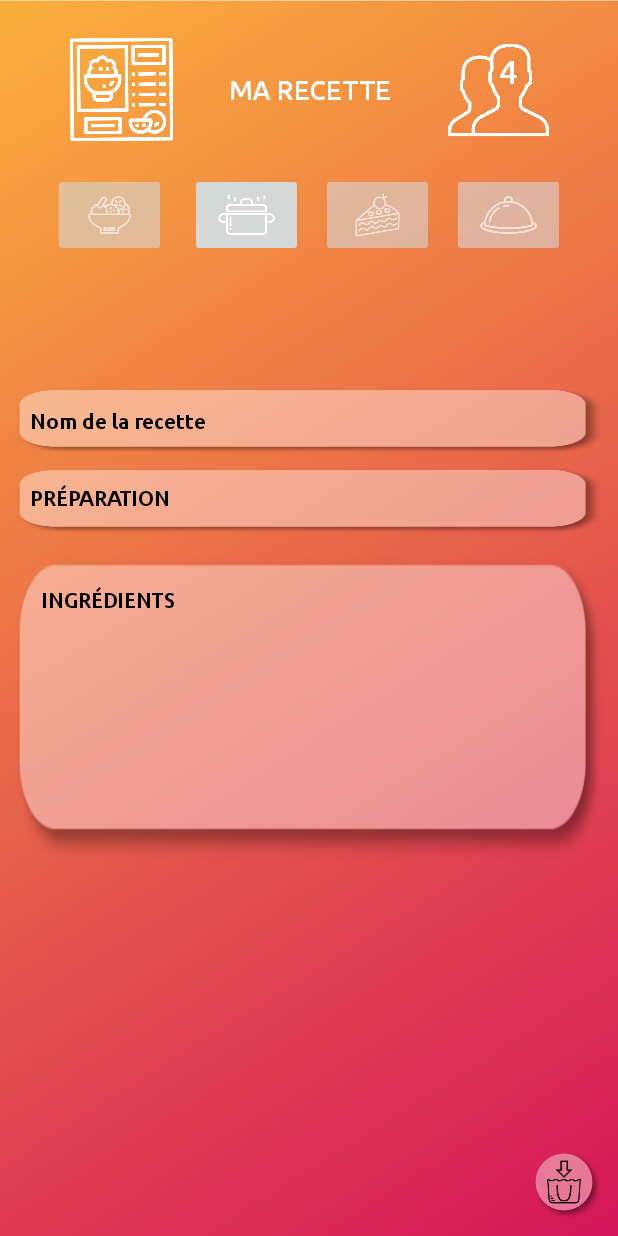
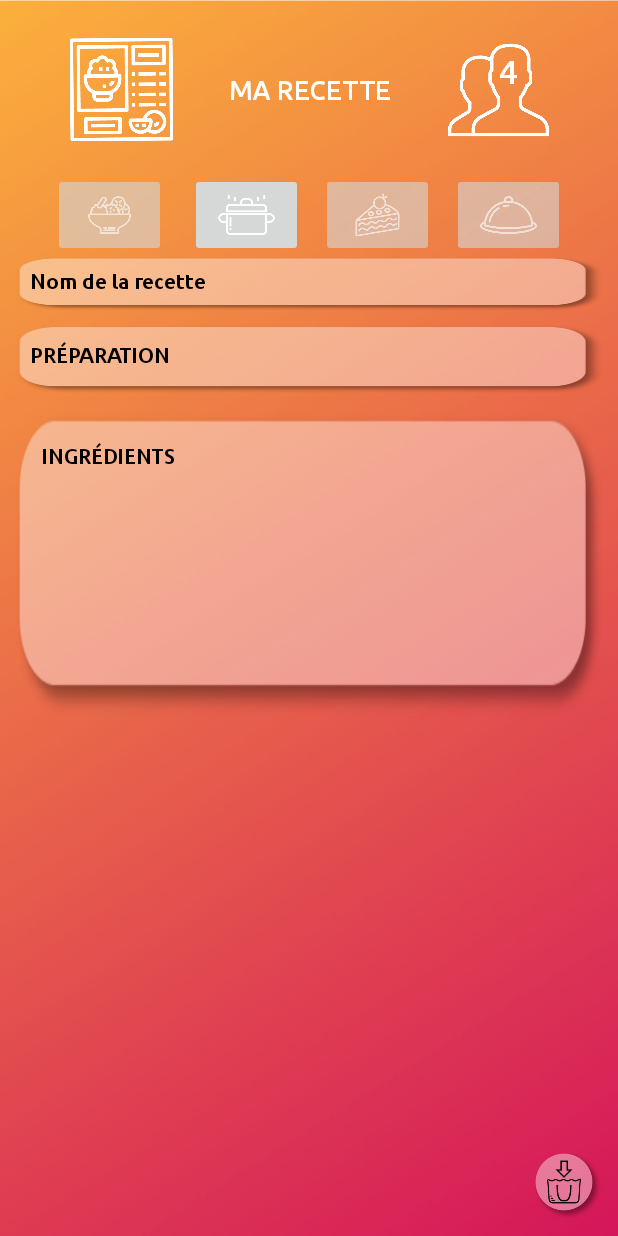
Before and after one commit to vcoquinot/shoping, an Android app: the Ma_recette_creation screen opened directly, with no data from a screen before it, on a phone screen of 412 x 824 dp. Run offline under Robolectric (Android 15) with nearby library versions, the light colour scheme and no system bars; Roboto replaces fonts that are not available here.

Commit message:
connections activity 22

```diff
--- a/Shoping/app/src/main/res/layout/activity_23ma_recette_creation.xml
+++ b/Shoping/app/src/main/res/layout/activity_23ma_recette_creation.xml
@@ -1,6 +1,5 @@
 <?xml version="1.0" encoding="utf-8"?>
-<android.support.constraint.ConstraintLayout
-    xmlns:android="http://schemas.android.com/apk/res/android"
+<android.support.constraint.ConstraintLayout xmlns:android="http://schemas.android.com/apk/res/android"
     xmlns:app="http://schemas.android.com/apk/res-auto"
     xmlns:tools="http://schemas.android.com/tools"
     android:layout_width="match_parent"
@@ -38,6 +37,7 @@
         android:layout_marginEnd="8dp"
         android:layout_marginStart="8dp"
         android:layout_marginTop="8dp"
+        android:background="@android:color/transparent"
         android:ems="10"
         android:fontFamily="@font/ubuntu_medium"
         android:inputType="textPersonName|number"
@@ -50,7 +50,6 @@
         app:layout_constraintHorizontal_bias="0.6"
         app:layout_constraintStart_toStartOf="@+id/visuel_cat_recettes"
         app:layout_constraintTop_toTopOf="@+id/visuel_cat_recettes"
-            android:background="@android:color/transparent"
         app:layout_constraintVertical_bias="0.13" />
 
     <Button
@@ -174,11 +173,10 @@
     <EditText
         android:id="@+id/nom-recette"
         android:layout_width="0dp"
-        android:layout_height="45dp"
-        android:layout_marginBottom="8dp"
+        android:layout_height="37dp"
         android:layout_marginEnd="8dp"
         android:layout_marginStart="8dp"
-        android:layout_marginTop="8dp"
+        android:layout_marginTop="100dp"
         android:background="@drawable/bt_40"
         android:ems="10"
         android:fontFamily="@font/ubuntu_medium"
@@ -189,17 +187,15 @@
         android:textAppearance="@style/TextAppearance.AppCompat"
         android:textColor="@android:color/black"
         android:textSize="14sp"
-        app:layout_constraintBottom_toBottomOf="parent"
         app:layout_constraintEnd_toEndOf="parent"
+        app:layout_constraintHorizontal_bias="0.0"
         app:layout_constraintStart_toStartOf="parent"
-        app:layout_constraintTop_toBottomOf="@+id/titre_cat_recettes"
-        app:layout_constraintVertical_bias="0.259" />
+        app:layout_constraintTop_toBottomOf="@+id/titre_cat_recettes" />
 
     <EditText
         android:id="@+id/listeIngredients"
         android:layout_width="0dp"
         android:layout_height="211dp"
-        android:layout_marginBottom="8dp"
         android:layout_marginEnd="8dp"
         android:layout_marginStart="8dp"
         android:layout_marginTop="8dp"
@@ -212,11 +208,10 @@
         android:scrollbarAlwaysDrawVerticalTrack="true"
         android:textAppearance="@style/TextAppearance.AppCompat"
         android:textColor="@android:color/black"
-        app:layout_constraintBottom_toBottomOf="parent"
         app:layout_constraintEnd_toEndOf="parent"
+        app:layout_constraintHorizontal_bias="0.0"
         app:layout_constraintStart_toStartOf="parent"
-        app:layout_constraintTop_toBottomOf="@+id/preparation"
-        app:layout_constraintVertical_bias="0.012" />
+        app:layout_constraintTop_toBottomOf="@+id/preparation" />
 
     <TextView
         android:id="@+id/ingredients"
@@ -258,16 +253,10 @@
         app:layout_constraintVertical_bias="0.313" />
 
 
-
-
-
-
-
     <TextView
         android:id="@+id/preparation"
         android:layout_width="0dp"
-        android:layout_height="45dp"
-        android:layout_marginBottom="8dp"
+        android:layout_height="47dp"
         android:layout_marginEnd="8dp"
         android:layout_marginStart="8dp"
         android:layout_marginTop="8dp"
@@ -278,12 +267,10 @@
         android:textAppearance="@style/TextAppearance.AppCompat"
         android:textColor="@android:color/black"
         android:textSize="14sp"
-        app:layout_constraintBottom_toBottomOf="parent"
         app:layout_constraintEnd_toEndOf="parent"
         app:layout_constraintHorizontal_bias="0.0"
         app:layout_constraintStart_toStartOf="parent"
-        app:layout_constraintTop_toBottomOf="@+id/nom-recette"
-        app:layout_constraintVertical_bias="0.0" />
+        app:layout_constraintTop_toBottomOf="@+id/nom-recette" />
 
 
 </android.support.constraint.ConstraintLayout>
```
Also changed, not shown: Shoping/app/src/main/AndroidManifest.xml (line endings or trailing spaces). Lines whose indentation alone changed are shown as unchanged.
